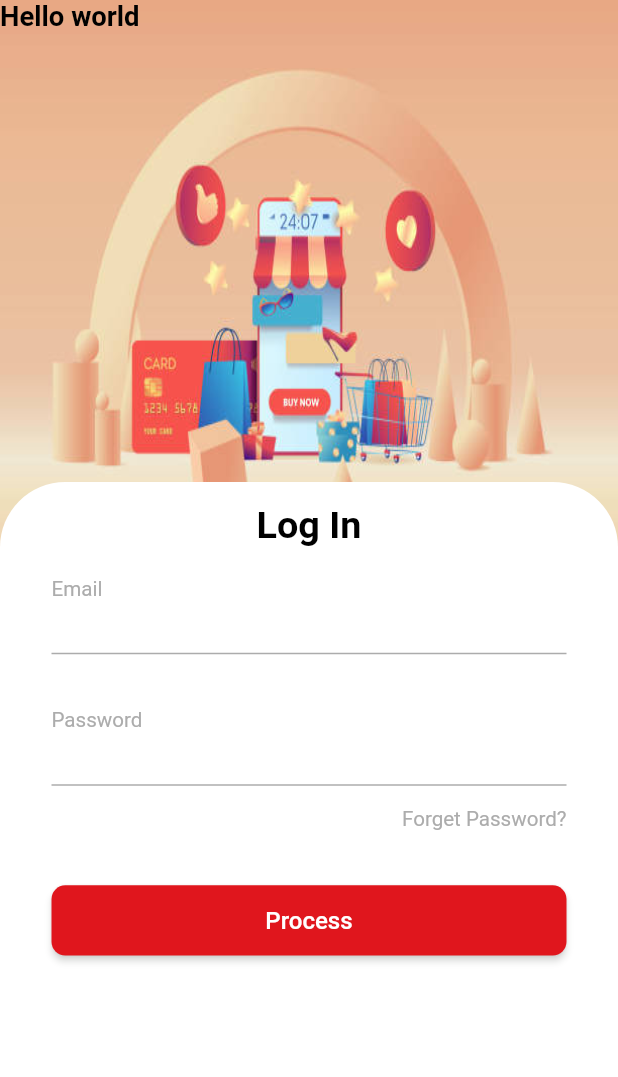
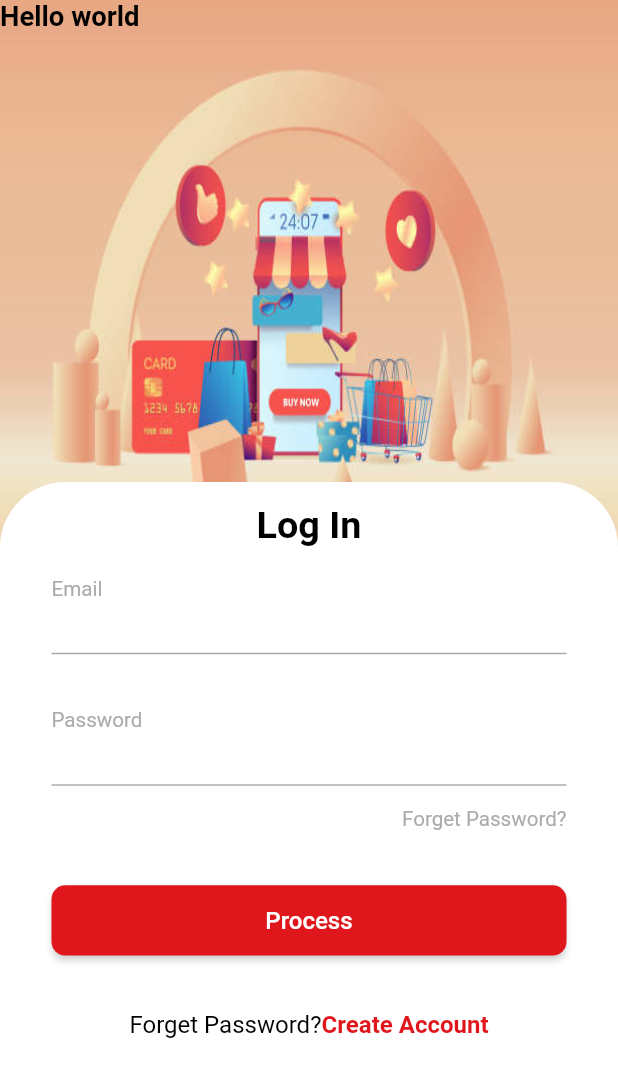
Before and after one commit to prolaymm/simple_getx_code_structure, a Flutter app: the screen it shows after launch, after a tap on "Process", on a phone screen of 412 x 824 dp. Shown: the top 1077 px of the screen. Run offline on Flutter 3.47's test engine with Material 2 defaults, Android fonts, the phone set to English and light mode, and no system bars; our stand-ins replace cached_network_image, carousel_slider, flutter_screenutil, flutter_secure_storage, flutter_svg, get and 1 more; missing offline and left inert: geolocator_web, shared_preferences_web; network calls fail.

Commit message:
FEAT : login screen added

```diff
--- /dev/null
+++ b/lib/lib/core/helper/secure_storage_helper.dart
@@ -0,0 +1,33 @@
+import 'dart:convert';
+
+import 'package:flutter_secure_storage/flutter_secure_storage.dart';
+
+class SecureStorageHelper {
+  final storage = const FlutterSecureStorage();
+
+  ///save to secure storage
+  Future<bool> saveToSecureStorage(
+      {required dynamic value, required String key}) async {
+    try {
+      await storage.write(key: key, value: jsonEncode(value));
+      return true;
+    } catch (e) {
+      return false;
+    }
+  }
+
+  ///delete auth token
+  Future<void> deleteSecureStorageToken({required String key}) async {
+    await storage.delete(key: key);
+  }
+
+  ///get saved data from secure storage
+  Future<String> getSecureStorageData({required String key}) async {
+    var value = await storage.read(key: key);
+    if (value != null) {
+      return value;
+    } else {
+      return "";
+    }
+  }
+}
--- a/lib/lib/presentation/screens/login_screen/login_card.dart
+++ b/lib/lib/presentation/screens/login_screen/login_card.dart
@@ -1,11 +1,13 @@
 import 'package:flutter/material.dart';
 import 'package:flutter_screenutil/flutter_screenutil.dart';
+import 'package:get/get.dart';
 import 'package:mya_ngwe_san/lib/presentation/reusable_widget/custom_button.dart';
 import 'package:mya_ngwe_san/lib/utils/fonts_and_margins_constants.dart';
 import 'package:mya_ngwe_san/lib/view_model/login_view_model.dart';
 
 import '../../reusable_widget/text_view.dart';
 import '../../reusable_widget/underline_text_form_field.dart';
+import '../../router_hadling/route_page_name.dart';
 
 class LoginCard extends StatelessWidget {
   final LoginViewModel loginVm;
@@ -81,7 +83,25 @@ class LoginCard extends StatelessWidget {
             SizedBox(
               height: 30.h,),
 
-            CustomButton(buttonText: "Process", onClick: ()=> debugPrint("Hello world"))
+            CustomButton(buttonText: "Process", onClick: ()=>loginVm.login()),
+            SizedBox(
+              height: 30.h,),
+            Row(
+              mainAxisAlignment: MainAxisAlignment.center,
+              children: [
+                TextView(
+                  title: 'Forget Password?',
+                  fontSize: kMediumFont14.sp,
+               //   color: Theme.of(context).hintColor,
+                ),
+                TextView(
+                  title: 'Create Account',
+                  fontSize: kMediumFont14.sp,
+                  color: Theme.of(context).primaryColor,
+                  fontWeight: FontWeight.bold,
+                ),
+              ],
+            ),
           ],
         ),
       ),
--- /dev/null
+++ b/lib/lib/utils/secure_storage_constant.dart
@@ -0,0 +1,2 @@
+
+const String sToken = "TOKEN";
--- a/lib/lib/view_model/login_view_model.dart
+++ b/lib/lib/view_model/login_view_model.dart
@@ -1,5 +1,19 @@
+import 'package:flutter/material.dart';
 import 'package:get/get.dart';
+import 'package:mya_ngwe_san/lib/core/helper/secure_storage_helper.dart';
+import 'package:mya_ngwe_san/lib/utils/secure_storage_constant.dart';
 
 class LoginViewModel extends GetxController {
+  SecureStorageHelper secureStorageHelper = Get.put(SecureStorageHelper());
 
+  Future<void> login() async {
+    bool isSaved = await secureStorageHelper.saveToSecureStorage(
+        value: "this is token", key: sToken);
+
+    if (isSaved == true) {
+      debugPrint("Success");
+    } else {
+      debugPrint("Fail");
+    }
+  }
 }
--- a/pubspec.yaml
+++ b/pubspec.yaml
@@ -41,6 +41,7 @@ dependencies:
   smooth_page_indicator: ^1.0.0+2
   carousel_slider: ^4.1.1
   video_player: ^2.4.5
+  flutter_secure_storage: ^5.0.2
   cupertino_icons: ^1.0.2
 
 dev_dependencies:
```
Also changed, not shown: assets/images/logo.png (added), pubspec.lock, 5 other files.
